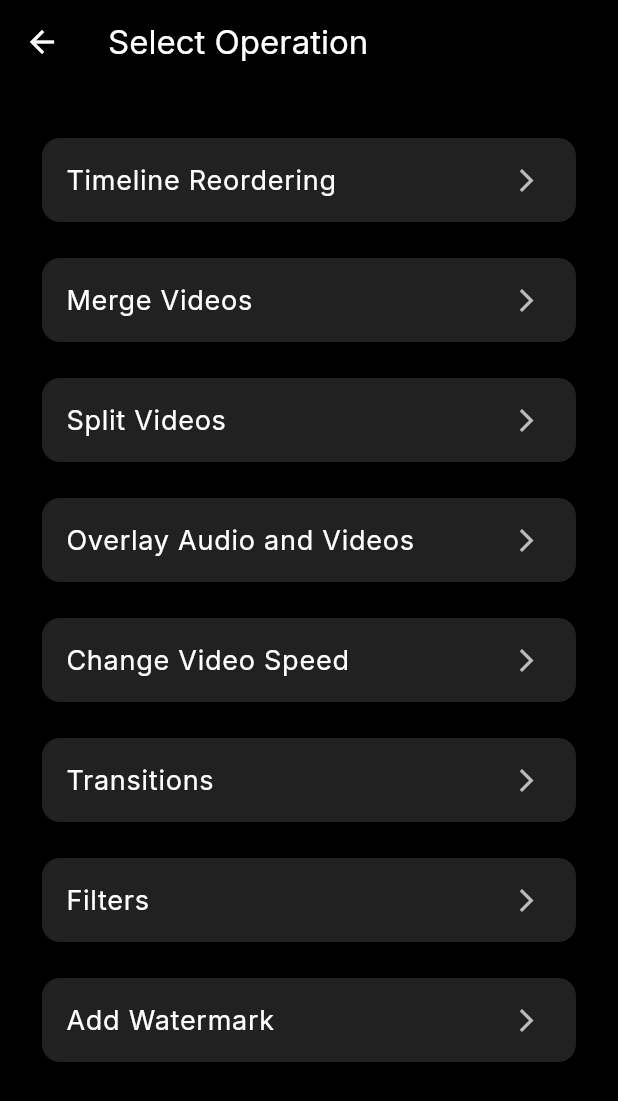
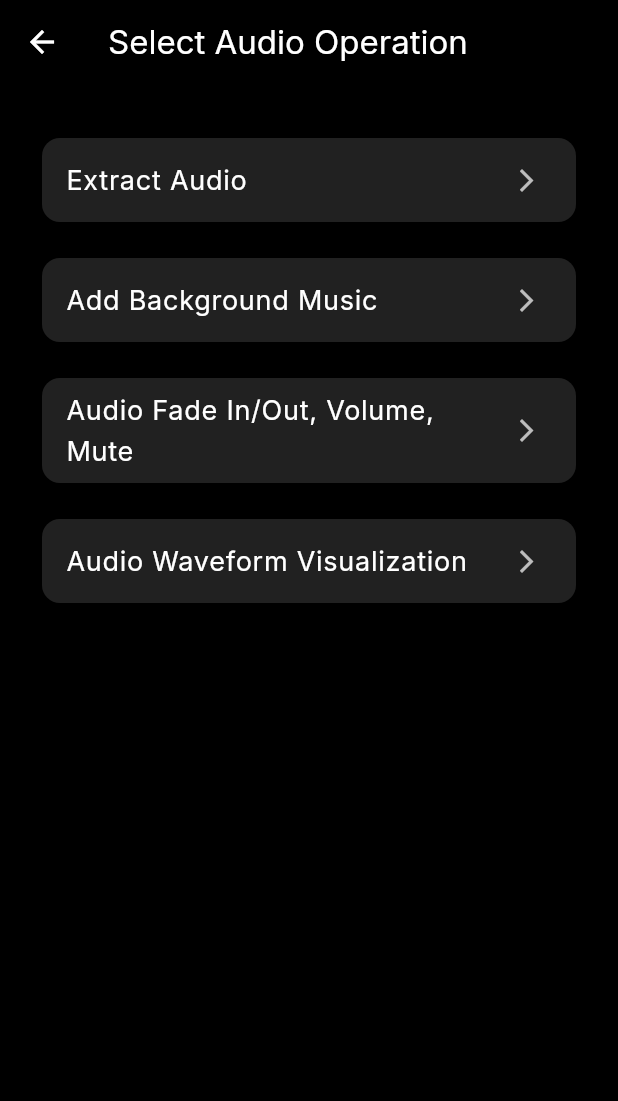
Before and after one commit to NikhilD1998/video_editor, a Flutter app: the AudioOperationSelectionScreen screen opened directly with empty values, on a phone screen of 412 x 824 dp. Shown: the top 1101 px of the screen. Run offline on Flutter 3.47's test engine with Material 3 defaults, Android fonts, the light colour scheme and no system bars; our stand-ins replace file_picker, google_fonts, share_plus, shared_preferences, video_player; missing offline and left inert: ffmpeg_kit_flutter_new; accounts and stored records are empty.

Commit message:
feat: Update audio operation selection with new options and integrate into audio projects screen

```diff
--- a/lib/screens/audio_operation_selection_screen.dart
+++ b/lib/screens/audio_operation_selection_screen.dart
@@ -85,57 +85,43 @@ class AudioOperationSelectionScreen extends StatelessWidget {
 
     final List<Map<String, dynamic>> operations = [
       {
-        'title': 'Timeline Reordering',
+        'title': 'Extract Audio',
         'screen': PlaceholderScreen(
-          title: 'Timeline Reordering',
+          title: 'Extract Audio',
           projectId: projectId,
         ),
         'onTap': null,
       },
       {
-        'title': 'Merge Videos',
-        'screen': null,
-        'onTap': (BuildContext ctx) => _pickAndNavigateToMerge(ctx),
-      },
-      {
-        'title': 'Split Videos',
-        'screen': null,
-        'onTap': (BuildContext ctx) => _pickAndNavigateToSplit(ctx),
-      },
-      {
-        'title': 'Overlay Audio and Videos',
+        'title': 'Add Background Music',
         'screen': PlaceholderScreen(
-          title: 'Overlay Audio and Videos',
+          title: 'Add Background Music',
           projectId: projectId,
         ),
         'onTap': null,
       },
       {
-        'title': 'Change Video Speed',
-        'screen': null,
-        'onTap': (BuildContext ctx) => _pickAndNavigateToSpeed(ctx),
-      },
-      {
-        'title': 'Transitions',
-        'screen': PlaceholderScreen(title: 'Transitions', projectId: projectId),
+        'title': 'Audio Fade In/Out, Volume, Mute',
+        'screen': PlaceholderScreen(
+          title: 'Audio Fade/Volume/Mute',
+          projectId: projectId,
+        ),
         'onTap': null,
       },
       {
-        'title': 'Filters',
-        'screen': PlaceholderScreen(title: 'Filters', projectId: projectId),
+        'title': 'Audio Waveform Visualization',
+        'screen': PlaceholderScreen(
+          title: 'Audio Waveform Visualization',
+          projectId: projectId,
+        ),
         'onTap': null,
-      },
-      {
-        'title': 'Add Watermark',
-        'screen': null,
-        'onTap': (BuildContext ctx) => _pickAndNavigateToWatermark(ctx),
       },
     ];
 
     return Scaffold(
       backgroundColor: Colors.black,
       appBar: AppBar(
-        title: const Text('Select Operation'),
+        title: const Text('Select Audio Operation'),
         backgroundColor: Colors.black,
         foregroundColor: Colors.white,
         elevation: 0,
--- a/lib/screens/audio_projects_screen.dart
+++ b/lib/screens/audio_projects_screen.dart
@@ -5,6 +5,7 @@ import 'package:shared_preferences/shared_preferences.dart';
 import 'package:uuid/uuid.dart';
 import 'package:video_editor/helpers/screen_sizes.dart';
 import 'package:video_editor/helpers/screen_transition.dart';
+import 'package:video_editor/screens/audio_operation_selection_screen.dart';
 import 'package:video_editor/screens/video_operation_selection_screen.dart';
 import 'package:video_editor/widgets/custom_button.dart';
 
@@ -157,7 +158,7 @@ class _AudioProjectsScreenState extends State<AudioProjectsScreen> {
                           onTap: () {
                             Navigator.of(context).push(
                               screenTransition(
-                                VideoOperationSelectionScreen(
+                                AudioOperationSelectionScreen(
                                   projectId: projectList[index]['id'],
                                 ),
                               ),
```
